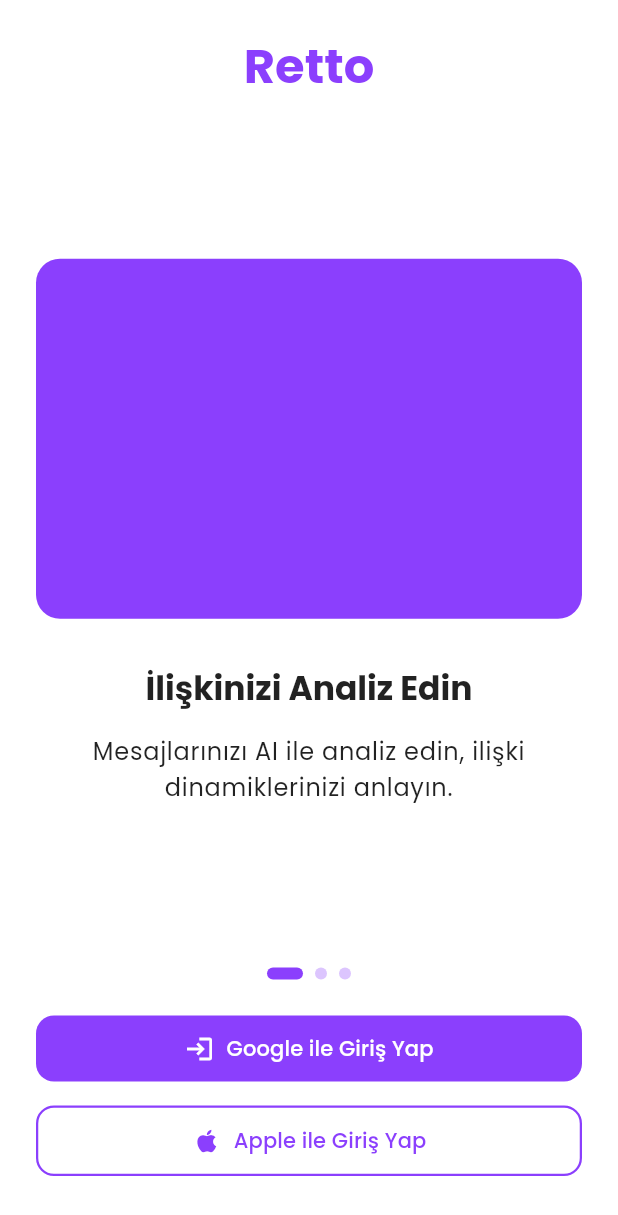
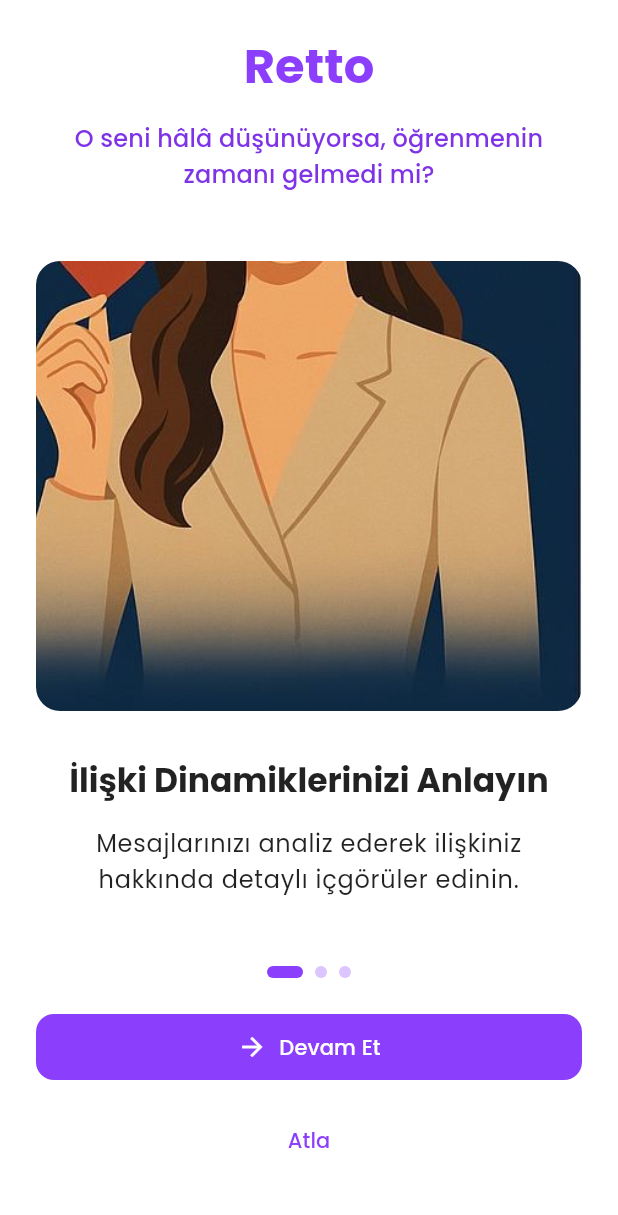
Before and after one commit to aligencturk/Flortya, a Flutter app: the screen it shows after launch, on a phone screen of 412 x 824 dp. Shown: the top 1215 px of the screen. Run offline on Flutter 3.47's test engine with Material 3 defaults, Android fonts, the phone set to English and light mode, and no system bars; drawn by our look-alikes of flutter_animate; our stand-ins replace cloud_firestore, firebase_auth, firebase_core, flutter_dotenv, go_router, google_fonts and 3 more; accounts and stored records are empty.

Commit message:
pubspec.yaml dosyasında varlıklar güncellendi, .env dosyası eklendi. main.dart dosyasında .env dosyasının yüklenmesi için hata yönetimi eklendi. onboarding_view.dart dosyasında onboarding süreci için görseller ve metinler güncellendi, kullanıcı tercihleri için SharedPreferences entegrasyonu sağlandı.

```diff
--- a/lib/viewmodels/auth_viewmodel.dart
+++ b/lib/viewmodels/auth_viewmodel.dart
@@ -18,6 +18,7 @@ class AuthViewModel extends ChangeNotifier {
   bool get isLoggedIn => _user != null;
   bool get isPremium => _user?.isPremium ?? false;
   bool get isInitialized => _isInitialized;
+  User? get currentUser => _authService.currentUser;
 
   // Constructor
   AuthViewModel() {
--- a/lib/views/onboarding_view.dart
+++ b/lib/views/onboarding_view.dart
@@ -1,8 +1,8 @@
 import 'package:flutter/material.dart';
 import 'package:provider/provider.dart';
 import 'package:go_router/go_router.dart';
-import 'package:lottie/lottie.dart';
 import 'package:flutter_animate/flutter_animate.dart';
+import 'package:shared_preferences/shared_preferences.dart';
 
 import '../viewmodels/auth_viewmodel.dart';
 import '../widgets/custom_button.dart';
@@ -18,24 +18,44 @@ class OnboardingView extends StatefulWidget {
 class _OnboardingViewState extends State<OnboardingView> {
   final List<Map<String, dynamic>> _onboardingItems = [
     {
-      'title': 'İlişkinizi Analiz Edin',
-      'description': 'Mesajlarınızı AI ile analiz edin, ilişki dinamiklerinizi anlayın.',
-      'animation': 'assets/animations/message_analysis.json',
+      'title': 'İlişki Dinamiklerinizi Anlayın',
+      'description': 'Mesajlarınızı analiz ederek ilişkiniz hakkında detaylı içgörüler edinin.',
+      'image': 'assets/images/onboarding1.jpg',
     },
     {
-      'title': 'İlişki Tipinizi Öğrenin',
-      'description': '5 soruluk testle ilişki tipinizi belirleyin ve öneriler alın.',
-      'animation': 'assets/animations/relationship_test.json',
+      'title': 'İlişki Desenlerinizi Keşfedin',
+      'description': 'İletişim kalıplarınızı öğrenin ve ilişkinizi geliştirin.',
+      'image': 'assets/images/onboarding2.jpg',
     },
     {
-      'title': 'Günlük Tavsiyeler Alın',
-      'description': 'Her gün ilişkinizi güçlendirmek için farklı tavsiyeler keşfedin.',
-      'animation': 'assets/animations/daily_advice.json',
+      'title': 'İlişkinizi Geliştirin',
+      'description': 'Kişiselleştirilmiş tavsiyelerle ilişkinizi güçlendirin.',
+      'image': 'assets/images/onboarding3.jpg',
     },
   ];
 
   final PageController _pageController = PageController();
   int _currentPage = 0;
+  bool _hasCompletedOnboarding = false;
+
+  @override
+  void initState() {
+    super.initState();
+    _checkOnboardingStatus();
+  }
+
+  Future<void> _checkOnboardingStatus() async {
+    final prefs = await SharedPreferences.getInstance();
+    final hasCompletedOnboarding = prefs.getBool('hasCompletedOnboarding') ?? false;
+    setState(() {
+      _hasCompletedOnboarding = hasCompletedOnboarding;
+    });
+  }
+
+  Future<void> _completeOnboarding() async {
+    final prefs = await SharedPreferences.getInstance();
+    await prefs.setBool('hasCompletedOnboarding', true);
+  }
 
   @override
   void dispose() {
@@ -51,10 +71,12 @@ class _OnboardingViewState extends State<OnboardingView> {
       body: SafeArea(
         child: Column(
           children: [
-            // Üst Başlık
+            // Üst Başlık ve Ana Mesaj
             Padding(
               padding: const EdgeInsets.all(24.0),
-              child: Row(
+              child: Column(
+                children: [
+                  Row(
                     mainAxisAlignment: MainAxisAlignment.center,
                     children: [
                       Text(
@@ -62,6 +84,17 @@ class _OnboardingViewState extends State<OnboardingView> {
                         style: Theme.of(context).textTheme.headlineLarge?.copyWith(
                           fontWeight: FontWeight.bold,
                           color: Theme.of(context).colorScheme.primary,
+                        ),
+                      ),
+                    ],
+                  ),
+                  const SizedBox(height: 16),
+                  Text(
+                    "O seni hâlâ düşünüyorsa, öğrenmenin zamanı gelmedi mi?",
+                    textAlign: TextAlign.center,
+                    style: Theme.of(context).textTheme.titleMedium?.copyWith(
+                      fontWeight: FontWeight.w500,
+                      color: Theme.of(context).colorScheme.secondary,
                     ),
                   ),
                 ],
@@ -102,6 +135,7 @@ class _OnboardingViewState extends State<OnboardingView> {
               padding: const EdgeInsets.fromLTRB(24, 0, 24, 40),
               child: Column(
                 children: [
+                  if (_currentPage == _onboardingItems.length - 1) ...[
                     CustomButton(
                       text: 'Google ile Giriş Yap',
                       onPressed: () => _signInWithGoogle(context),
@@ -120,6 +154,32 @@ class _OnboardingViewState extends State<OnboardingView> {
                       isFullWidth: true,
                       isLoading: authViewModel.isLoading,
                     ),
+                  ] else ...[
+                    CustomButton(
+                      text: 'Devam Et',
+                      onPressed: () {
+                        _pageController.nextPage(
+                          duration: const Duration(milliseconds: 300),
+                          curve: Curves.easeInOut,
+                        );
+                      },
+                      icon: Icons.arrow_forward,
+                      isFullWidth: true,
+                    ),
+
+                    const SizedBox(height: 16),
+
+                    TextButton(
+                      onPressed: () {
+                        _pageController.animateToPage(
+                          _onboardingItems.length - 1,
+                          duration: const Duration(milliseconds: 300),
+                          curve: Curves.easeInOut,
+                        );
+                      },
+                      child: Text('Atla'),
+                    ),
+                  ],
                 ],
               ),
             ),
@@ -137,19 +197,30 @@ class _OnboardingViewState extends State<OnboardingView> {
         mainAxisSize: MainAxisSize.min,
         mainAxisAlignment: MainAxisAlignment.center,
         children: [
-          // Animasyon (şimdilik basit Container)
+          // Görsel
           Container(
-            height: 240,
+            height: 300,
             width: double.infinity,
             decoration: BoxDecoration(
-              color: Theme.of(context).colorScheme.primaryContainer,
               borderRadius: BorderRadius.circular(16),
             ),
+            child: ClipRRect(
+              borderRadius: BorderRadius.circular(16),
+              child: Image.asset(
+                item['image'],
+                fit: BoxFit.cover,
+                errorBuilder: (context, error, stackTrace) {
+                  return Container(
+                    color: Theme.of(context).colorScheme.primaryContainer,
                     child: Center(
                       child: Icon(
-                Icons.favorite,
-                size: 80,
+                        Icons.image_not_supported_outlined,
+                        size: 64,
                         color: Theme.of(context).colorScheme.primary,
+                      ),
+                    ),
+                  );
+                },
               ),
             ),
           ),
@@ -204,6 +275,7 @@ class _OnboardingViewState extends State<OnboardingView> {
   Future<void> _signInWithGoogle(BuildContext context) async {
     final authViewModel = Provider.of<AuthViewModel>(context, listen: false);
 
+    await _completeOnboarding();
     final success = await authViewModel.signInWithGoogle();
 
     if (success && mounted) {
@@ -215,6 +287,7 @@ class _OnboardingViewState extends State<OnboardingView> {
   Future<void> _signInWithApple(BuildContext context) async {
     final authViewModel = Provider.of<AuthViewModel>(context, listen: false);
 
+    await _completeOnboarding();
     final success = await authViewModel.signInWithApple();
 
     if (success && mounted) {
```
Also changed, not shown: lib/main.dart (+7 -3 lines), pubspec.yaml (+5 -3 lines), assets/images/onboarding1.jpg (added), assets/images/onboarding2.jpg (added), assets/images/onboarding3.jpg (added), 1 other file. Lines whose indentation alone changed are shown as unchanged.
